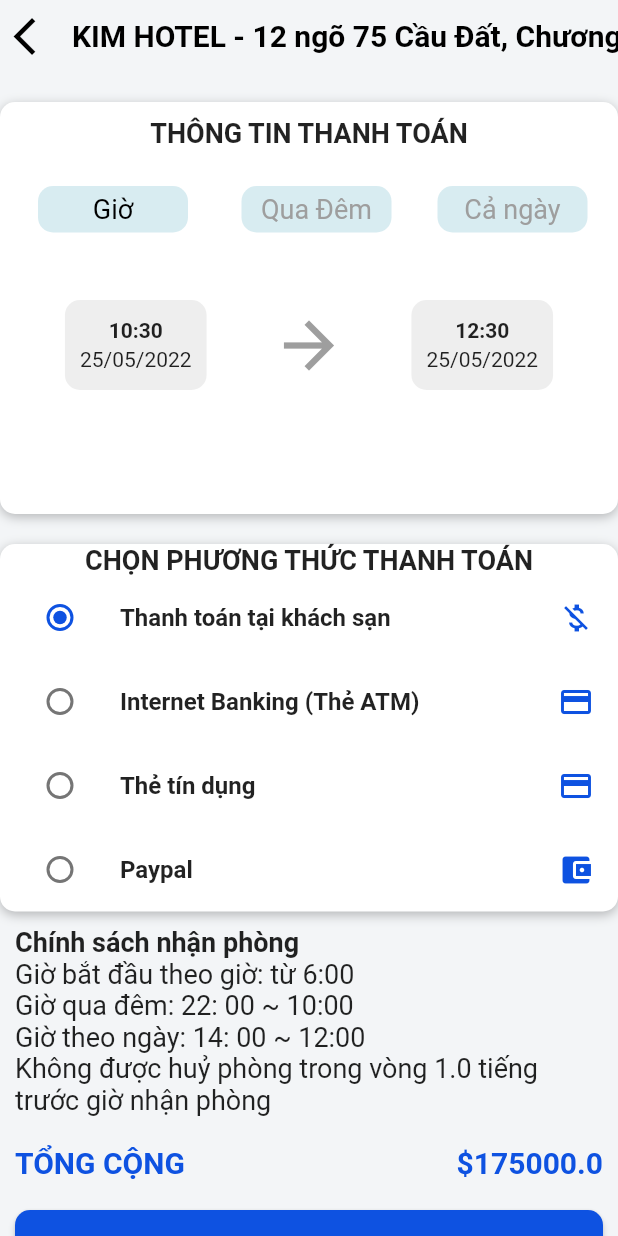
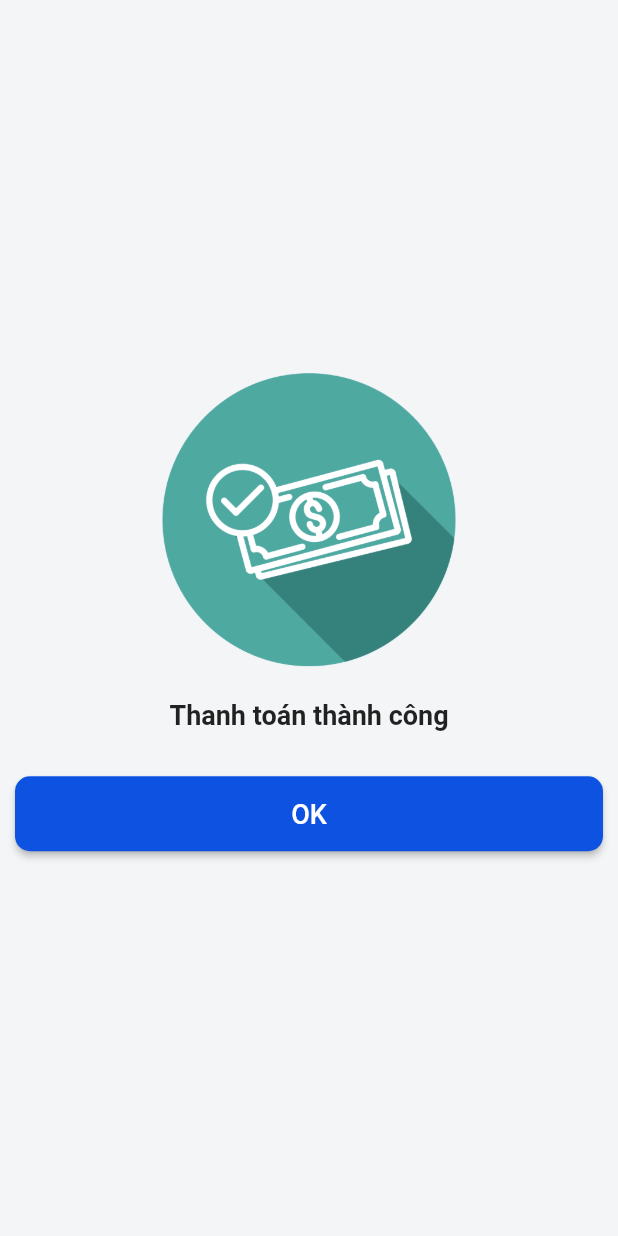
Before and after one commit to bullpig/Mobile_Hotel_Booking, a Flutter app: the PaymentScreen screen opened directly with sample values from the repository, after a tap on "Thanh toán", on a phone screen of 412 x 824 dp. Run offline on Flutter 3.47's test engine with Material 2 defaults, Android fonts, the phone set to English and light mode, and no system bars; our stand-ins replace cloud_firestore, firebase_auth, firebase_core, fluttertoast, font_awesome_flutter; missing offline and left inert: dart:ffi, time_picker_widget; accounts and stored records are empty; network calls fail; statements that could not run were skipped.

```diff
--- a/hotel_booking/lib/screens/destinationScreen.dart
+++ b/hotel_booking/lib/screens/destinationScreen.dart
@@ -229,7 +229,7 @@ class _DestinationScreenState extends State<DestinationScreen> {
                                   Padding(
                                     padding: const EdgeInsets.all(5.0),
                                     child: Container(
-                                      width: 70.0,
+                                      width: 80.0,
                                       decoration: BoxDecoration(
                                         color: Theme.of(context).accentColor,
                                         borderRadius:
@@ -245,7 +245,7 @@ class _DestinationScreenState extends State<DestinationScreen> {
                                     width: 10.0,
                                   ),
                                   Container(
-                                    width: 70.0,
+                                    width: 80.0,
                                     decoration: BoxDecoration(
                                       color: Theme.of(context).accentColor,
                                       borderRadius: BorderRadius.circular(10.0),
--- a/hotel_booking/lib/screens/loginScreen.dart
+++ b/hotel_booking/lib/screens/loginScreen.dart
@@ -126,8 +126,6 @@ class _LoginScreenState extends State<LoginScreen> {
                   'Không có tài khoản? Đăng ký ngay!',
                 ),
                 onPressed: () {
-                  // Navigator.pushNamedAndRemoveUntil(
-                  //     context, registerationScreen.idScreen, (route) => false);
                   Navigator.pushReplacement(
                     context,
                     MaterialPageRoute(
--- a/hotel_booking/lib/screens/paymentScreen.dart
+++ b/hotel_booking/lib/screens/paymentScreen.dart
@@ -1,32 +1,29 @@
 import 'package:flutter/cupertino.dart';
 import 'package:flutter/material.dart';
+import 'package:hotel_booking/api_controller.dart';
+import 'package:hotel_booking/models/constants.dart';
 import 'package:hotel_booking/utils/utils.dart';
 import 'package:hotel_booking/widgets/alldayPicker.dart';
 import '../models/hotel_model.dart';
-//import 'package:hotel_app/screens/success.dart';
+import './success.dart';
 import '../widgets/overNightpicker.dart';
 import '../widgets/twoHoursPicker.dart';
-
-enum Status { first, second, third, fourth }
 
 class PaymentScreen extends StatefulWidget {
   final Hotel hotel;
   PaymentScreen({required this.hotel});
   @override
-  _PaymentScreenState createState() => _PaymentScreenState();
+  PaymentScreenState createState() => PaymentScreenState();
 }
 
-class _PaymentScreenState extends State<PaymentScreen> {
-  Status _type = Status.first;
+class PaymentScreenState extends State<PaymentScreen> {
+  PaymentType paymentType = PaymentType.checkIn;
   int value = 0;
 
-  final Labels = [
+  final paymentTypeLabels = [
     'Thanh toán tại khách sạn',
-    'Internet Banking (Thẻ ATM)',
-    'Thẻ tín dụng',
-    'Paypal',
   ];
-  final LabelsIcon = [
+  final paymentTypeIcons = [
     Icons.money_off,
     Icons.credit_card,
     Icons.payment,
@@ -235,95 +232,33 @@ class _PaymentScreenState extends State<PaymentScreen> {
             ),
             child: Column(
               children: [
+                SizedBox(
+                  height: 10.0,
+                ),
                 Text(
                   'CHỌN PHƯƠNG THỨC THANH TOÁN',
                   style: TextStyle(fontSize: 18, fontWeight: FontWeight.bold),
                 ),
+                for (int i = 0; i < paymentTypeLabels.length; i++)
                   ListTile(
-                  leading: Radio<Status>(
-                    value: Status.first,
+                    leading: Radio<PaymentType>(
+                      value: PaymentType.values[i],
                       activeColor: Theme.of(context).primaryColor,
-                    groupValue: _type,
-                    onChanged: (Status? value) {
+                      groupValue: paymentType,
+                      onChanged: (PaymentType? value) {
                         setState(() {
-                        _type = value!;
+                          paymentType = value!;
                         });
                       },
                     ),
                     title: Text(
-                    Labels[0],
+                      paymentTypeLabels[i],
                       style: TextStyle(
                         fontWeight: FontWeight.w600,
                       ),
                     ),
                     trailing: Icon(
-                    LabelsIcon[0],
-                    color: Theme.of(context).primaryColor,
-                  ),
-                ),
-                ListTile(
-                  leading: Radio<Status>(
-                    value: Status.second,
-                    activeColor: Theme.of(context).primaryColor,
-                    groupValue: _type,
-                    onChanged: (Status? value) {
-                      setState(() {
-                        _type = value!;
-                      });
-                    },
-                  ),
-                  title: Text(
-                    Labels[1],
-                    style: TextStyle(
-                      fontWeight: FontWeight.w600,
-                    ),
-                  ),
-                  trailing: Icon(
-                    LabelsIcon[2],
-                    color: Theme.of(context).primaryColor,
-                  ),
-                ),
-                ListTile(
-                  leading: Radio<Status>(
-                    value: Status.third,
-                    activeColor: Theme.of(context).primaryColor,
-                    groupValue: _type,
-                    onChanged: (Status? value) {
-                      setState(() {
-                        _type = value!;
-                      });
-                    },
-                  ),
-                  title: Text(
-                    Labels[2],
-                    style: TextStyle(
-                      fontWeight: FontWeight.w600,
-                    ),
-                  ),
-                  trailing: Icon(
-                    LabelsIcon[2],
-                    color: Theme.of(context).primaryColor,
-                  ),
-                ),
-                ListTile(
-                  leading: Radio<Status>(
-                    value: Status.fourth,
-                    activeColor: Theme.of(context).primaryColor,
-                    groupValue: _type,
-                    onChanged: (Status? value) {
-                      setState(() {
-                        _type = value!;
-                      });
-                    },
-                  ),
-                  title: Text(
-                    Labels[3],
-                    style: TextStyle(
-                      fontWeight: FontWeight.w600,
-                    ),
-                  ),
-                  trailing: Icon(
-                    LabelsIcon[3],
+                      paymentTypeIcons[i],
                       color: Theme.of(context).primaryColor,
                     ),
                   ),
@@ -343,7 +278,7 @@ class _PaymentScreenState extends State<PaymentScreen> {
                   ),
                 ),
                 Text(
-                  'Giờ bắt đầu theo giờ: từ 6:00',
+                  'Giờ bắt đầu theo giờ: từ 8:00',
                   style: TextStyle(
                     fontSize: 18.0,
                   ),
@@ -355,7 +290,7 @@ class _PaymentScreenState extends State<PaymentScreen> {
                   ),
                 ),
                 Text(
-                  'Giờ theo ngày: 14: 00 ~ 12:00',
+                  'Giờ theo ngày: 14:00 ~ 12:00',
                   style: TextStyle(
                     fontSize: 18.0,
                   ),
@@ -413,12 +348,13 @@ class _PaymentScreenState extends State<PaymentScreen> {
                 borderRadius: new BorderRadius.circular(10.0),
               ),
               onPressed: () {
-                // Navigator.push(
-                //   context,
-                //   MaterialPageRoute(
-                //     builder: (_) => Success(),
-                //   ),
-                // );
+                //bool bookingStatus = await createBooking(widget.hotel.id, bookType, startTime, endTime, paymentType, isPaid)
+                Navigator.push(
+                  context,
+                  MaterialPageRoute(
+                    builder: (_) => Success(),
+                  ),
+                );
               },
             ),
           ),
--- /dev/null
+++ b/hotel_booking/lib/screens/success.dart
@@ -0,0 +1,76 @@
+import 'package:flutter/material.dart';
+import '/screens/homeScreen.dart';
+
+class Success extends StatefulWidget {
+  @override
+  _SuccessState createState() => _SuccessState();
+}
+
+class _SuccessState extends State<Success> {
+  @override
+  Widget build(BuildContext context) {
+    return Scaffold(
+      backgroundColor: Theme.of(context).scaffoldBackgroundColor,
+      body: Column(
+        mainAxisAlignment: MainAxisAlignment.center,
+        children: [
+          Image(
+            image: AssetImage('assets/images/payment_success.png'),
+            height: 200.0,
+          ),
+          SizedBox(height: 20.0),
+          SubTitle(subTitleText: 'Thanh toán thành công'),
+          SizedBox(height: 20.0),
+          Padding(
+            padding: const EdgeInsets.all(10.0),
+            child: RaisedButton(
+              color: Theme.of(context).primaryColor,
+              textColor: Colors.white,
+              child: Container(
+                height: 50.0,
+                child: Center(
+                  child: Text(
+                    'OK',
+                    style: TextStyle(
+                      fontSize: 18.0,
+                    ),
+                  ),
+                ),
+              ),
+              shape: new RoundedRectangleBorder(
+                borderRadius: new BorderRadius.circular(10.0),
+              ),
+              onPressed: () {
+                Navigator.push(
+                  context,
+                  MaterialPageRoute(
+                    builder: (_) => HomeScreen(),
+                  ),
+                );
+              },
+            ),
+          ),
+        ],
+      ),
+    );
+  }
+}
+
+class SubTitle extends StatelessWidget {
+  final String subTitleText;
+  SubTitle({
+    this.subTitleText = "",
+  });
+
+  @override
+  Widget build(BuildContext context) {
+    return Text(
+      subTitleText,
+      textAlign: TextAlign.center,
+      style: TextStyle(
+        fontSize: 18.0,
+        fontWeight: FontWeight.w600,
+      ),
+    );
+  }
+}
--- a/hotel_booking/lib/utils/utils.dart
+++ b/hotel_booking/lib/utils/utils.dart
@@ -15,6 +15,8 @@ enum BookType {
   ALLDAY
 }
 
+enum PaymentType { checkIn }
+
 bool isSameDate(DateTime date1, DateTime date2) {
   return date1.year == date2.year &&
       date1.month == date2.month &&
```
Also changed, not shown: hotel_booking/lib/api_controller.dart (+69 -2 lines), hotel_booking/lib/screens/hotelDetails.dart (+11 -5 lines), hotel_booking/lib/screens/mainHomeScreen.dart (+0 -8 lines), hotel_booking/lib/screens/registerationScreen.dart (+9 -6 lines), hotel_booking/lib/screens/seeallScreen.dart (+22 -17 lines), hotel_booking/lib/widgets/alldayPicker.dart (+16 -4 lines), hotel_booking/lib/widgets/destination_carsousel.dart (+15 -26 lines), hotel_booking/lib/widgets/hotel_carousel.dart (+25 -7 lines), hotel_booking/assets/images/check_mark.png (added), hotel_booking/assets/images/payment_success.png (added). Lines whose indentation alone changed are shown as unchanged.
